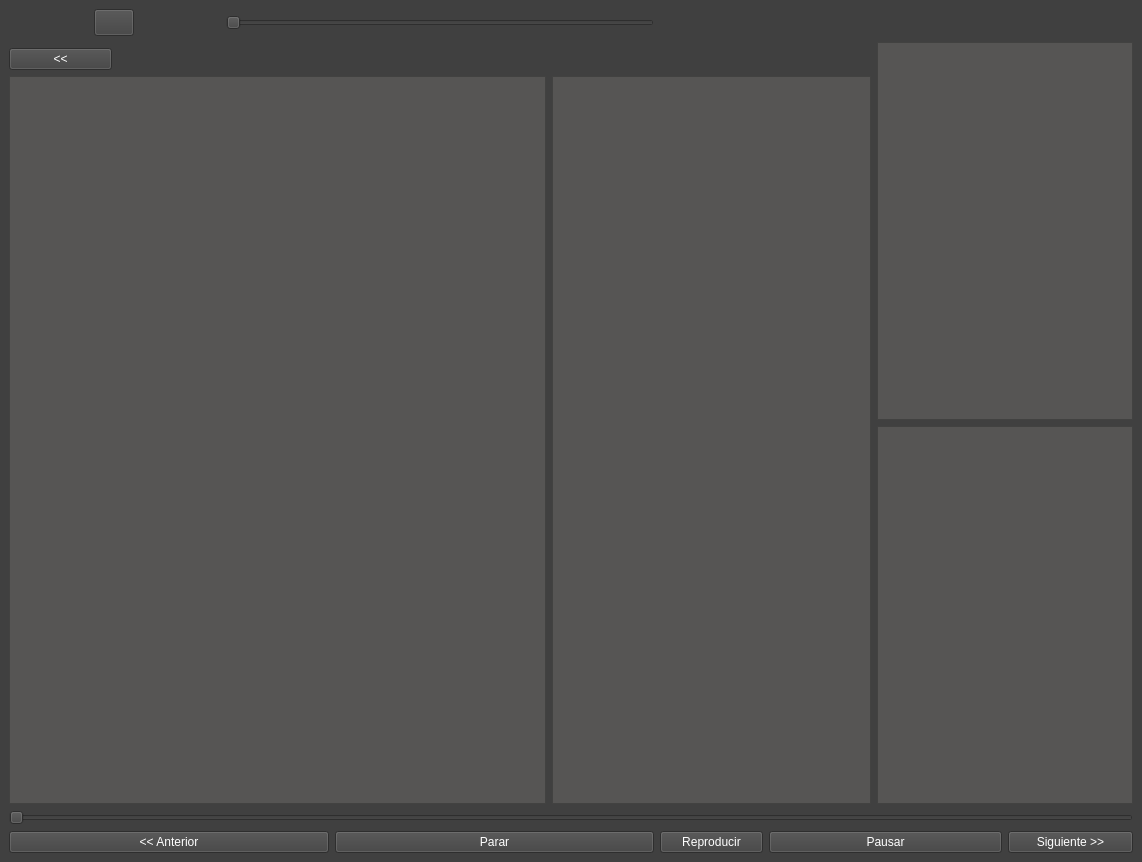
Before: the Qt Designer form GUI/main.ui in harpiechoise/MusicPlayer, drawn with Qt 5.
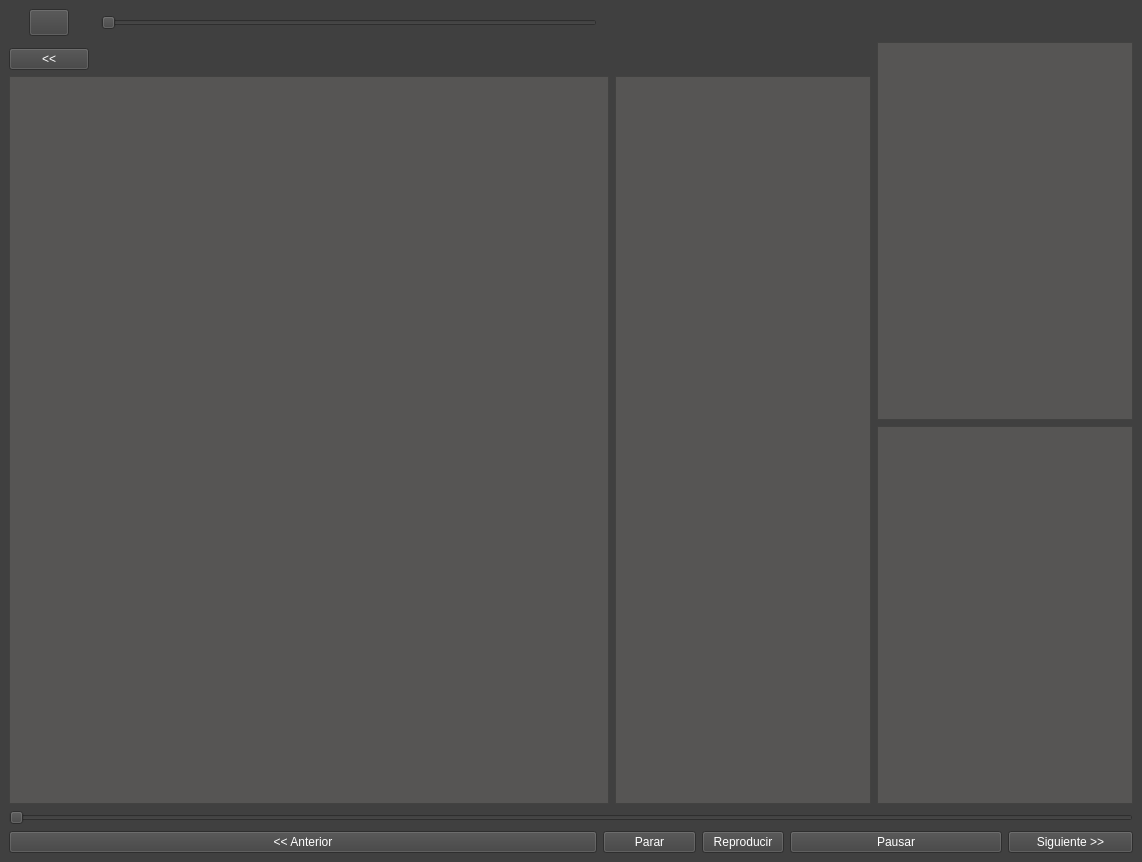
After: the same form once the commit is applied. Icons and pictures are not drawn.

```diff
--- a/GUI/main.ui
+++ b/GUI/main.ui
@@ -17,7 +17,8 @@
    <bool>false</bool>
   </property>
   <property name="styleSheet">
-   <string notr="true">background-color: rgb(64, 64, 64);</string>
+   <string notr="true">background-color: rgb(64, 64, 64);
+selection-color: rgb(179, 177, 177);</string>
   </property>
   <widget class="QWidget" name="centralwidget">
    <property name="autoFillBackground">
@@ -28,41 +29,6 @@
 border-color: #4a4a4a</string>
    </property>
    <layout class="QGridLayout" name="gridLayout">
-    <item row="0" column="0" colspan="2">
-     <layout class="QHBoxLayout" name="horizontalLayout_8">
-      <item>
-       <widget class="QToolButton" name="ToggleAudio">
-        <property name="styleSheet">
-         <string notr="true"/>
-        </property>
-        <property name="text">
-         <string/>
-        </property>
-        <property name="icon">
-         <iconset>
-          <normaloff>UI/altavoz.png</normaloff>UI/altavoz.png</iconset>
-        </property>
-        <property name="iconSize">
-         <size>
-          <width>32</width>
-          <height>20</height>
-         </size>
-        </property>
-       </widget>
-      </item>
-     </layout>
-    </item>
-    <item row="0" column="2" colspan="4">
-     <layout class="QHBoxLayout" name="horizontalLayout_7">
-      <item>
-       <widget class="QSlider" name="Volumen">
-        <property name="orientation">
-         <enum>Qt::Horizontal</enum>
-        </property>
-       </widget>
-      </item>
-     </layout>
-    </item>
     <item row="1" column="8" rowspan="3" colspan="2">
      <layout class="QVBoxLayout" name="verticalLayout">
       <item>
@@ -206,6 +172,41 @@
       </item>
      </layout>
     </item>
+    <item row="0" column="0">
+     <layout class="QHBoxLayout" name="horizontalLayout_8">
+      <item>
+       <widget class="QToolButton" name="ToggleAudio">
+        <property name="styleSheet">
+         <string notr="true"/>
+        </property>
+        <property name="text">
+         <string/>
+        </property>
+        <property name="icon">
+         <iconset>
+          <normaloff>UI/altavoz.png</normaloff>UI/altavoz.png</iconset>
+        </property>
+        <property name="iconSize">
+         <size>
+          <width>32</width>
+          <height>20</height>
+         </size>
+        </property>
+       </widget>
+      </item>
+     </layout>
+    </item>
+    <item row="0" column="2">
+     <layout class="QHBoxLayout" name="horizontalLayout_7">
+      <item>
+       <widget class="QSlider" name="Volumen">
+        <property name="orientation">
+         <enum>Qt::Horizontal</enum>
+        </property>
+       </widget>
+      </item>
+     </layout>
+    </item>
    </layout>
   </widget>
  </widget>
```
